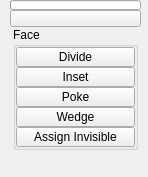
The window that ui/level_3/polygons_face.ui (m3trik/Scripts_portable) describes before a commit, drawn with Qt 5.
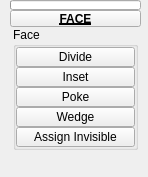
The same window after the commit. Custom widgets are drawn as their Qt base class.

Patch:
```diff
--- a/ui/level_3/polygons_face.ui
+++ b/ui/level_3/polygons_face.ui
@@ -529,8 +529,15 @@
          <height>17</height>
         </size>
        </property>
+       <property name="font">
+        <font>
+         <weight>75</weight>
+         <bold>true</bold>
+         <underline>true</underline>
+        </font>
+       </property>
        <property name="text">
-        <string/>
+        <string>FACE</string>
        </property>
        <property name="checkable">
         <bool>true</bool>
@@ -542,6 +549,11 @@
   </widget>
  </widget>
  <customwidgets>
+  <customwidget>
+   <class>TkToolButton</class>
+   <extends>QToolButton</extends>
+   <header>widgets.tktoolbutton.h</header>
+  </customwidget>
   <customwidget>
    <class>TkPushButton_Draggable</class>
    <extends>QPushButton</extends>
@@ -552,11 +564,6 @@
    <extends>QProgressBar</extends>
    <header>widgets.tkprogressbar.h</header>
   </customwidget>
-  <customwidget>
-   <class>TkToolButton</class>
-   <extends>QToolButton</extends>
-   <header>widgets.tktoolbutton.h</header>
-  </customwidget>
  </customwidgets>
  <resources/>
  <connections/>
```
